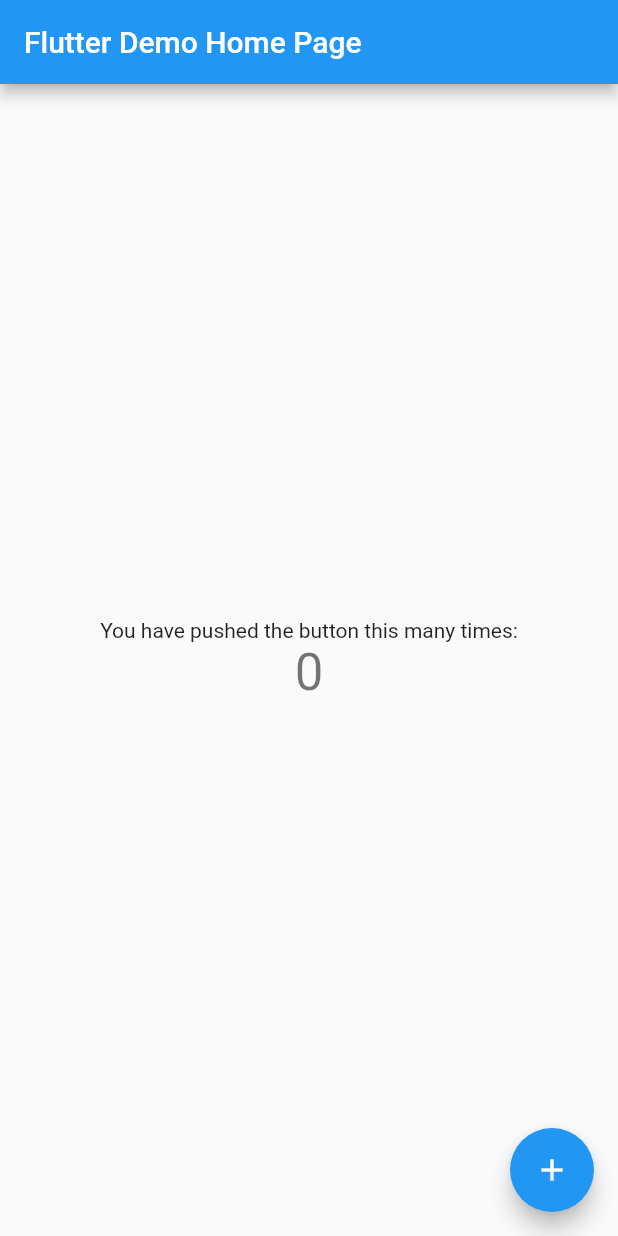
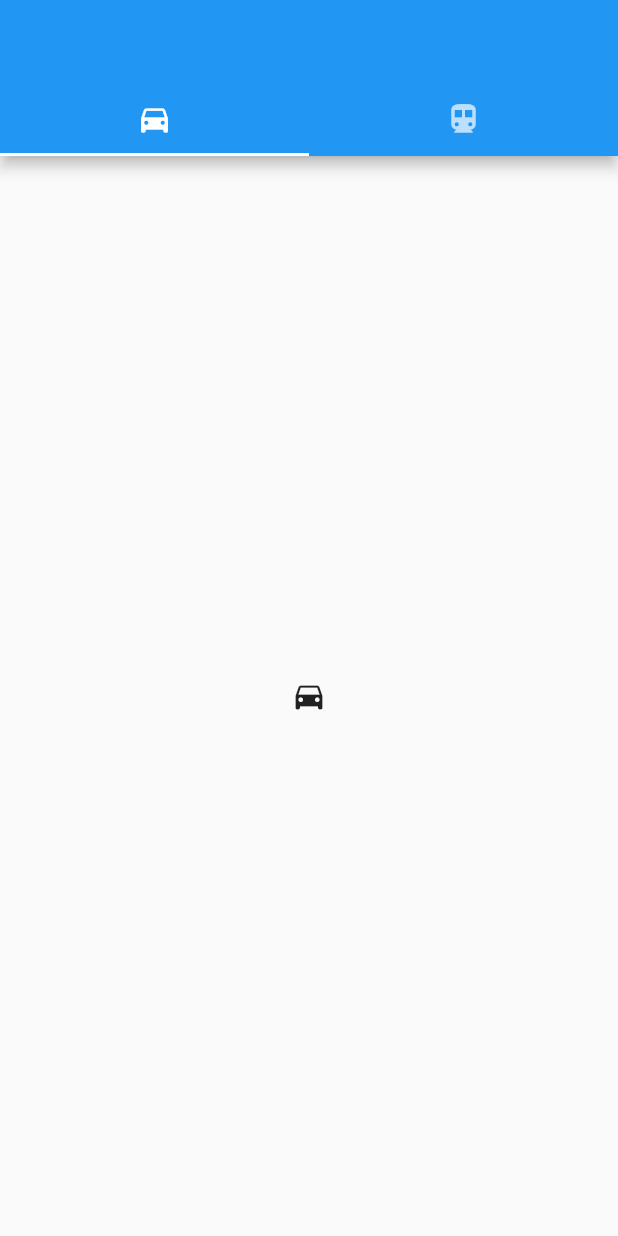
Before and after one commit to ShawnAgustin/MyMovieList, a Flutter app: the screen it shows after launch, on a phone screen of 412 x 824 dp. Run offline on Flutter 3.47's test engine with Material 2 defaults, Android fonts, the light colour scheme and no system bars.

Commit message:
starter code clean up

```diff
--- a/mobile/lib/main.dart
+++ b/mobile/lib/main.dart
@@ -1,95 +1,33 @@
 import 'package:flutter/material.dart';
+import 'package:weeb_dev_my_movie_list/screens/home.dart';
+import 'package:weeb_dev_my_movie_list/util/helpers/init_helper.dart';
 
 void main() {
-  runApp(MyApp());
+  runApp(MyMovieListApp());
 }
 
-class MyApp extends StatelessWidget {
-  // This widget is the root of your application.
+class MyMovieListApp extends StatefulWidget {
+  MyMovieListApp();
+
   @override
-  Widget build(BuildContext context) {
-    return MaterialApp(
-      title: 'Flutter Demo',
-      theme: ThemeData(
-        primarySwatch: Colors.blue,
-      ),
-      home: MyHomePage(title: 'Flutter Demo Home Page'),
-    );
-  }
+  _MyMovieListAppState createState() => _MyMovieListAppState();
 }
 
-class MyHomePage extends StatefulWidget {
-  MyHomePage({Key key, this.title}) : super(key: key);
-
-  final String title;
+class _MyMovieListAppState extends State<MyMovieListApp> {
 
   @override
-  _MyHomePageState createState() => _MyHomePageState();
-}
-
-class _MyHomePageState extends State<MyHomePage> {
-  int _counter = 0;
-
-  void _incrementCounter() {
-    setState(() {
-      // This call to setState tells the Flutter framework that something has
-      // changed in this State, which causes it to rerun the build method below
-      // so that the display can reflect the updated values. If we changed
-      // _counter without calling setState(), then the build method would not be
-      // called again, and so nothing would appear to happen.
-      _counter++;
-    });
+  void initState() {
+    super.initState();
+    Initializer.initializeManagers();
   }
 
   @override
   Widget build(BuildContext context) {
-    // This method is rerun every time setState is called, for instance as done
-    // by the _incrementCounter method above.
-    //
-    // The Flutter framework has been optimized to make rerunning build methods
-    // fast, so that you can just rebuild anything that needs updating rather
-    // than having to individually change instances of widgets.
-    return Scaffold(
-      appBar: AppBar(
-        // Here we take the value from the MyHomePage object that was created by
-        // the App.build method, and use it to set our appbar title.
-        title: Text(widget.title),
+    return MaterialApp(
+      theme: ThemeData(
+        primarySwatch: Colors.blue,
       ),
-      body: Center(
-        // Center is a layout widget. It takes a single child and positions it
-        // in the middle of the parent.
-        child: Column(
-          // Column is also a layout widget. It takes a list of children and
-          // arranges them vertically. By default, it sizes itself to fit its
-          // children horizontally, and tries to be as tall as its parent.
-          //
-          // Invoke "debug painting" (press "p" in the console, choose the
-          // "Toggle Debug Paint" action from the Flutter Inspector in Android
-          // Studio, or the "Toggle Debug Paint" command in Visual Studio Code)
-          // to see the wireframe for each widget.
-          //
-          // Column has various properties to control how it sizes itself and
-          // how it positions its children. Here we use mainAxisAlignment to
-          // center the children vertically; the main axis here is the vertical
-          // axis because Columns are vertical (the cross axis would be
-          // horizontal).
-          mainAxisAlignment: MainAxisAlignment.center,
-          children: <Widget>[
-            Text(
-              'You have pushed the button this many times:',
-            ),
-            Text(
-              '$_counter',
-              style: Theme.of(context).textTheme.headline4,
-            ),
-          ],
-        ),
-      ),
-      floatingActionButton: FloatingActionButton(
-        onPressed: _incrementCounter,
-        tooltip: 'Increment',
-        child: Icon(Icons.add),
-      ), // This trailing comma makes auto-formatting nicer for build methods.
+      home: Home()
     );
   }
 }
--- /dev/null
+++ b/mobile/lib/screens/home.dart
@@ -0,0 +1,33 @@
+import 'package:flutter/material.dart';
+
+class Home extends StatefulWidget {
+  Home();
+
+  @override
+  _HomeState createState() => _HomeState();
+}
+
+class _HomeState extends State<Home> {
+  @override
+  Widget build(BuildContext context) {
+    return  DefaultTabController(
+        length: 2,
+        child: Scaffold(
+          appBar: AppBar(
+            bottom: TabBar(
+              tabs: [
+                Tab(icon: Icon(Icons.directions_car)),
+                Tab(icon: Icon(Icons.directions_transit)),
+              ],
+            ),
+          ),
+          body: TabBarView(
+            children: [
+              Icon(Icons.directions_car),
+              Icon(Icons.directions_transit),
+            ],
+          ),
+        ),
+      );
+  }
+}
```
